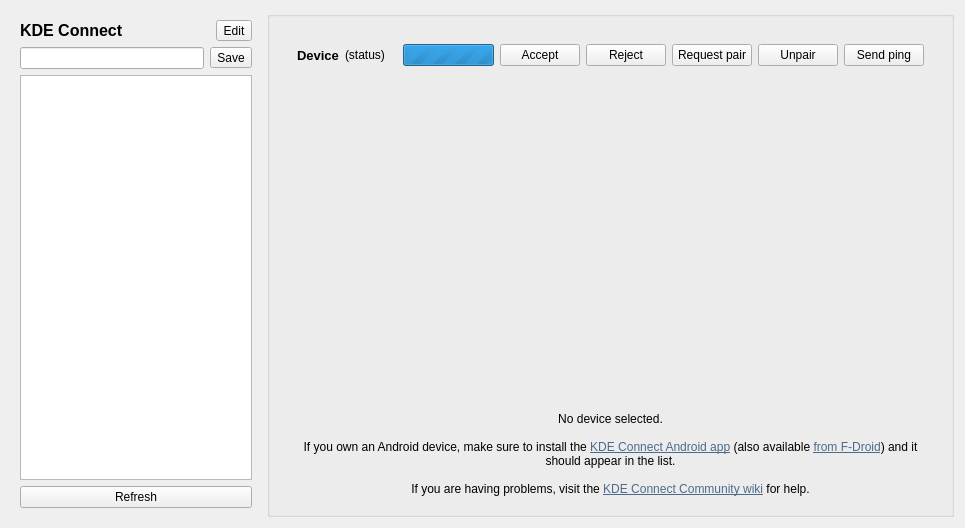
Above: kcm/kcm.ui from KDE/kdeconnect-kde before the change. Below: the same form after it.
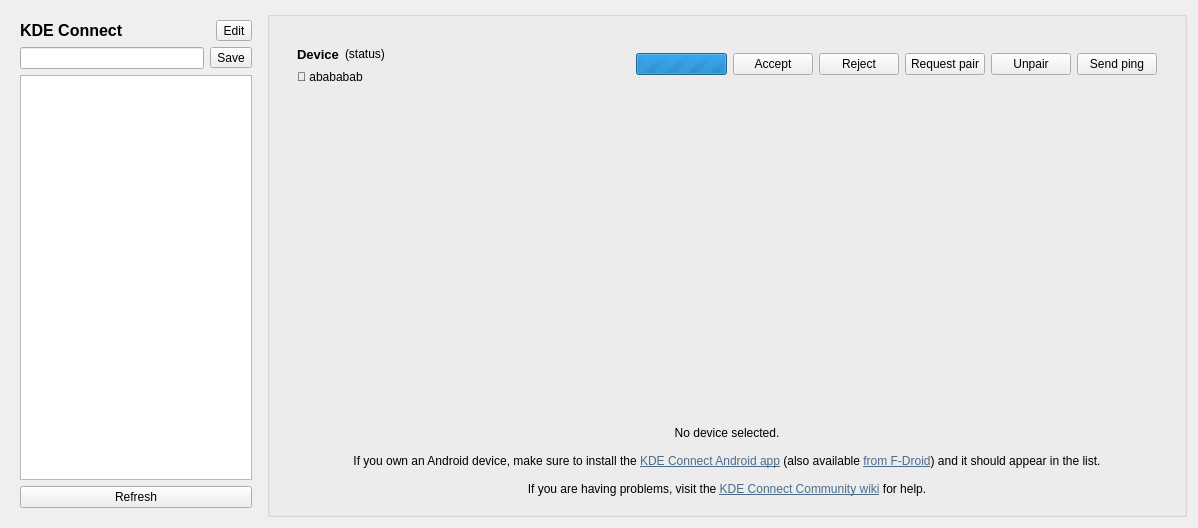
That is the form after the change. Icons and pictures are not drawn. Custom widgets are drawn as their Qt base class.

Commit message:
Add a verification key that's displayed when pairing
The key is a sha256 of both devices' certificates. Both should generate the
same key, so hey user can check they are pairing against the right device.

Thanks Matthias Gerstner <mgerstner@suse.de> for reporting this.

```diff
--- a/kcm/kcm.ui
+++ b/kcm/kcm.ui
@@ -6,7 +6,7 @@
    <rect>
     <x>0</x>
     <y>0</y>
-    <width>965</width>
+    <width>1198</width>
     <height>528</height>
    </rect>
   </property>
@@ -143,6 +143,32 @@
              <enum>QLayout::SetMaximumSize</enum>
             </property>
             <item>
+             <layout class="QVBoxLayout" name="verticalLayout_2">
+              <item>
+               <widget class="QWidget" name="deviceAndStatus" native="true">
+                <property name="sizePolicy">
+                 <sizepolicy hsizetype="Minimum" vsizetype="Preferred">
+                  <horstretch>0</horstretch>
+                  <verstretch>0</verstretch>
+                 </sizepolicy>
+                </property>
+                <layout class="QHBoxLayout" name="deviceAndStatus_layout">
+                 <property name="spacing">
+                  <number>6</number>
+                 </property>
+                 <property name="leftMargin">
+                  <number>0</number>
+                 </property>
+                 <property name="topMargin">
+                  <number>0</number>
+                 </property>
+                 <property name="rightMargin">
+                  <number>0</number>
+                 </property>
+                 <property name="bottomMargin">
+                  <number>0</number>
+                 </property>
+                 <item>
              <widget class="QLabel" name="name_label">
               <property name="font">
                <font>
@@ -171,6 +197,31 @@
                <string>(status)</string>
               </property>
              </widget>
+                 </item>
+                 <item>
+                  <spacer name="horizontalSpacer_3">
+                   <property name="orientation">
+                    <enum>Qt::Horizontal</enum>
+                   </property>
+                   <property name="sizeHint" stdset="0">
+                    <size>
+                     <width>40</width>
+                     <height>20</height>
+                    </size>
+                   </property>
+                  </spacer>
+                 </item>
+                </layout>
+               </widget>
+              </item>
+              <item>
+               <widget class="QLabel" name="verificationKey">
+                <property name="text">
+                 <string>🔑 abababab</string>
+                </property>
+               </widget>
+              </item>
+             </layout>
             </item>
             <item>
              <spacer name="horizontalSpacer">
```
Lines whose indentation alone changed are shown as unchanged. The commit also changes 8 other files.
